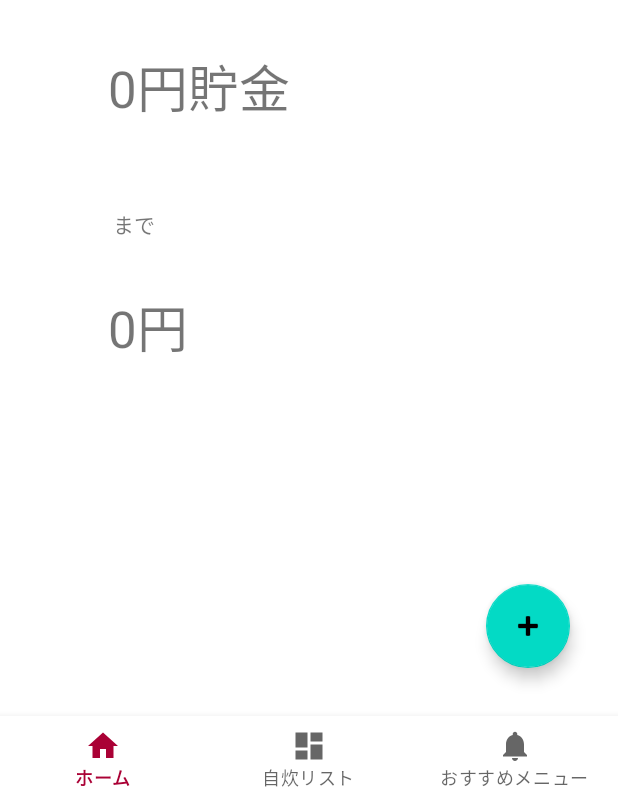
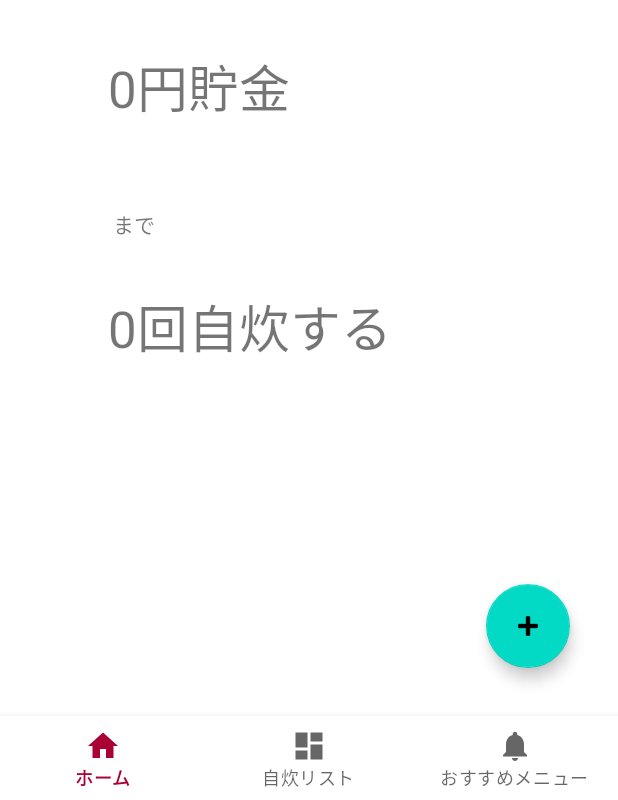
Before and after one commit to noodle2290/la_original_app, an Android app: the screen it shows after launch (MainActivity), on a phone screen of 412 x 824 dp, the part 436-1236 px from its top. Run offline under Robolectric (Android 15) with nearby library versions, the light colour scheme and no system bars; our stand-ins replace Room's generated code, navigation-ui.

Commit message:
目標までのプロセスを金額から回数に変更

```diff
--- a/app/src/main/java/takutaku/app/jisuityokin/ui/home/HomeFragment.kt
+++ b/app/src/main/java/takutaku/app/jisuityokin/ui/home/HomeFragment.kt
@@ -39,10 +39,11 @@ class HomeFragment : Fragment() {
         val goal = dataStore.getInt(Constants.GOAL_MONEY,0)
         val count = dataStore.getInt(Constants.COUNT_NUMBER,0)
         val save = dataStore.getInt(Constants.SAVE_MONEY,0)
+
         binding.timesNumberText.text = count.toString() + "回自炊しました"
         binding.sumNumberText.text = (count * save).toString() + "円貯金"
         binding.goalText.text = dataStore.getString(Constants.GOAL_TEXT, " ") + "まで"
-        binding.goalNumberText.text = (goal - count * save).toString() + "円"
+        binding.goalNumberText.text = Math.ceil(((goal - count * save) / save.toDouble())).toInt().toString() + "回自炊する"
         binding.toaddButton.setOnClickListener {
             intentMethod(EditActivity())
         }
```
